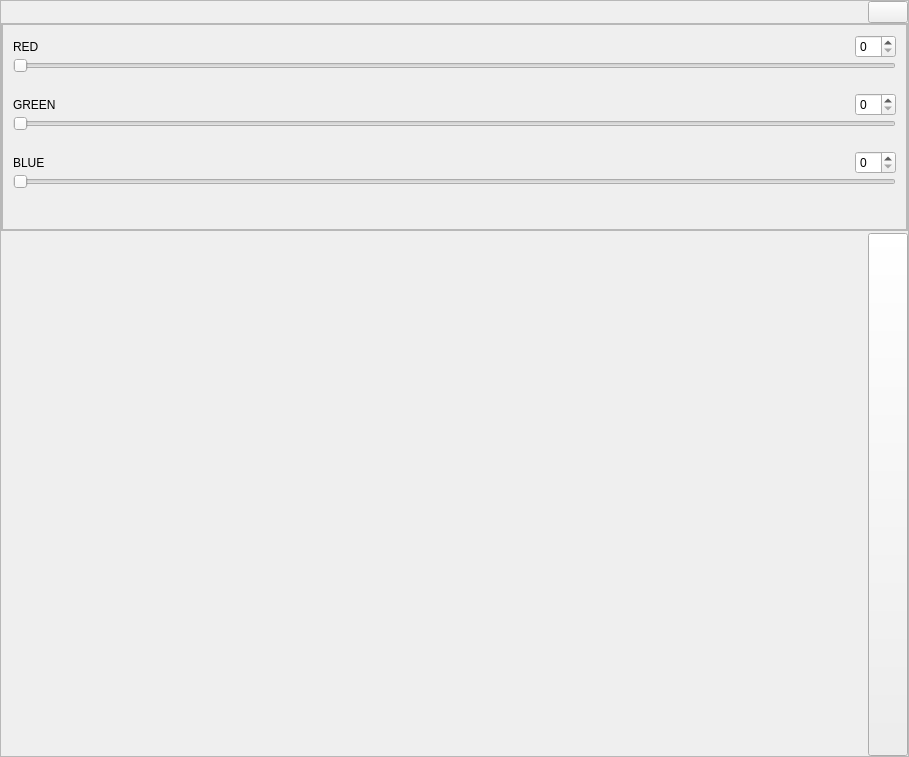
The window that src/gui/dlg.ui (LaM0uette/PySide6_Blank_Project_demo) describes before a commit, drawn with Qt 5.
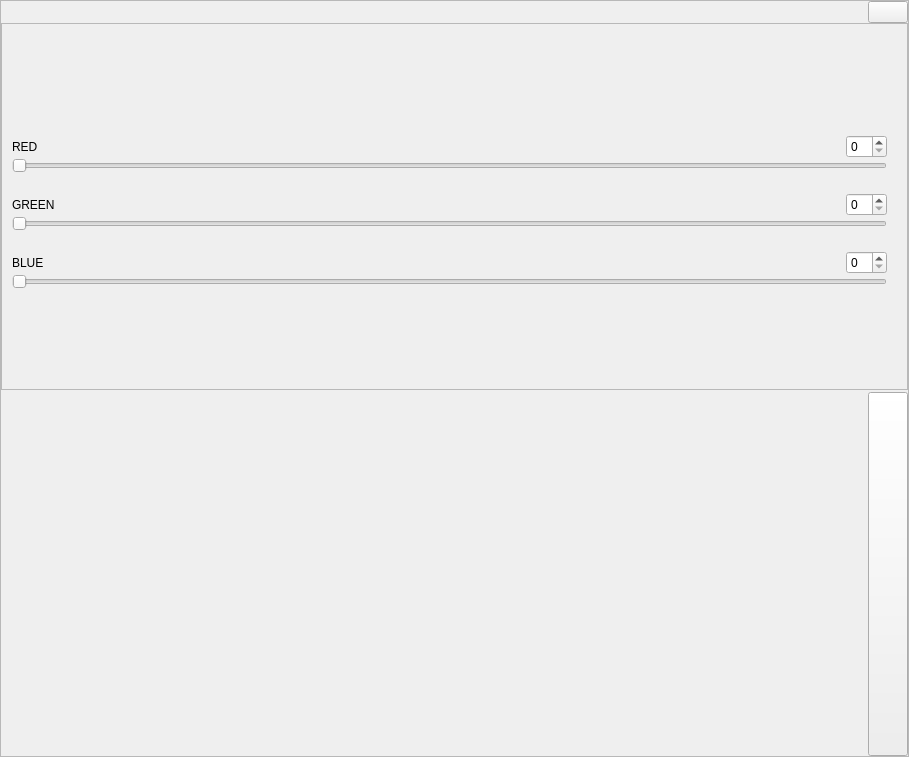
The same window after the commit.

Diff of the .ui file:
```diff
--- a/src/gui/dlg.ui
+++ b/src/gui/dlg.ui
@@ -1222,12 +1222,6 @@
           </property>
           <item>
            <widget class="QScrollArea" name="sca_colors">
-            <property name="sizePolicy">
-             <sizepolicy hsizetype="Preferred" vsizetype="Preferred">
-              <horstretch>0</horstretch>
-              <verstretch>0</verstretch>
-             </sizepolicy>
-            </property>
             <property name="widgetResizable">
              <bool>true</bool>
             </property>
@@ -1237,7 +1231,7 @@
                <x>0</x>
                <y>0</y>
                <width>905</width>
-               <height>226</height>
+               <height>364</height>
               </rect>
              </property>
              <layout class="QHBoxLayout" name="hlay_sca_area_colors">
@@ -1245,18 +1239,23 @@
                <number>10</number>
               </property>
               <property name="leftMargin">
-               <number>0</number>
+               <number>10</number>
               </property>
               <property name="topMargin">
-               <number>0</number>
+               <number>10</number>
               </property>
               <property name="rightMargin">
-               <number>0</number>
+               <number>10</number>
               </property>
               <property name="bottomMargin">
                <number>0</number>
               </property>
               <item>
+               <layout class="QGridLayout" name="glay_sca_area_colors">
+                <property name="spacing">
+                 <number>0</number>
+                </property>
+                <item row="1" column="4" rowspan="9">
                <widget class="QFrame" name="fr_opt_rgb_rgb">
                 <property name="frameShape">
                  <enum>QFrame::StyledPanel</enum>
@@ -1264,55 +1263,49 @@
                 <property name="frameShadow">
                  <enum>QFrame::Raised</enum>
                 </property>
-                <layout class="QVBoxLayout" name="vlay_fr_opt_rgb_rgb">
-                 <property name="spacing">
-                  <number>0</number>
-                 </property>
-                 <property name="leftMargin">
-                  <number>10</number>
-                 </property>
-                 <property name="topMargin">
-                  <number>10</number>
-                 </property>
-                 <property name="rightMargin">
-                  <number>10</number>
-                 </property>
-                 <property name="bottomMargin">
-                  <number>0</number>
-                 </property>
-                 <item>
-                  <layout class="QGridLayout" name="glay_sca_area_colors">
-                   <property name="spacing">
-                    <number>0</number>
-                   </property>
-                   <item row="4" column="2">
+                 </widget>
+                </item>
+                <item row="10" column="0" colspan="5">
+                 <spacer name="verticalSpacer_11">
+                  <property name="orientation">
+                   <enum>Qt::Vertical</enum>
+                  </property>
+                  <property name="sizeHint" stdset="0">
+                   <size>
+                    <width>20</width>
+                    <height>40</height>
+                   </size>
+                  </property>
+                 </spacer>
+                </item>
+                <item row="5" column="2">
                     <widget class="QSpinBox" name="sb_opt_rgb_green"/>
                    </item>
-                   <item row="4" column="0">
+                <item row="5" column="0">
                     <widget class="QLabel" name="lb_opt_rgb_green">
                      <property name="text">
                       <string>GREEN</string>
                      </property>
                     </widget>
                    </item>
-                   <item row="7" column="0">
+                <item row="8" column="0">
                     <widget class="QLabel" name="lb_opt_rgb_blue">
                      <property name="text">
                       <string>BLUE</string>
                      </property>
                     </widget>
                    </item>
-                   <item row="7" column="2">
+                <item row="8" column="2">
                     <widget class="QSpinBox" name="sb_opt_rgb_blue"/>
                    </item>
-                   <item row="0" column="0">
+                <item row="1" column="0">
                     <widget class="QLabel" name="lb_opt_rgb_red">
                      <property name="text">
                       <string>RED</string>
                      </property>
                     </widget>
                    </item>
-                   <item row="7" column="1">
+                <item row="8" column="1">
                     <spacer name="horizontalSpacer_12">
                      <property name="orientation">
                       <enum>Qt::Horizontal</enum>
@@ -1325,24 +1318,24 @@
                      </property>
                     </spacer>
                    </item>
-                   <item row="1" column="0" colspan="3">
+                <item row="2" column="0" colspan="3">
                     <widget class="QSlider" name="sd_opt_rgb_red">
                      <property name="orientation">
                       <enum>Qt::Horizontal</enum>
                      </property>
                     </widget>
                    </item>
-                   <item row="5" column="0" colspan="3">
+                <item row="6" column="0" colspan="3">
                     <widget class="QSlider" name="sd_opt_rgb_green">
                      <property name="orientation">
                       <enum>Qt::Horizontal</enum>
                      </property>
                     </widget>
                    </item>
-                   <item row="0" column="2">
+                <item row="1" column="2">
                     <widget class="QSpinBox" name="sb_opt_rgb_red"/>
                    </item>
-                   <item row="6" column="0" colspan="3">
+                <item row="7" column="0" colspan="3">
                     <spacer name="verticalSpacer_12">
                      <property name="orientation">
                       <enum>Qt::Vertical</enum>
@@ -1358,14 +1351,14 @@
                      </property>
                     </spacer>
                    </item>
-                   <item row="8" column="0" colspan="3">
+                <item row="9" column="0" colspan="3">
                     <widget class="QSlider" name="sd_opt_rgb_blue">
                      <property name="orientation">
                       <enum>Qt::Horizontal</enum>
                      </property>
                     </widget>
                    </item>
-                   <item row="2" column="0" colspan="3">
+                <item row="3" column="0" colspan="3">
                     <spacer name="verticalSpacer_13">
                      <property name="orientation">
                       <enum>Qt::Vertical</enum>
@@ -1381,7 +1374,7 @@
                      </property>
                     </spacer>
                    </item>
-                   <item row="4" column="1">
+                <item row="5" column="1">
                     <spacer name="horizontalSpacer_11">
                      <property name="orientation">
                       <enum>Qt::Horizontal</enum>
@@ -1394,20 +1387,7 @@
                      </property>
                     </spacer>
                    </item>
-                   <item row="9" column="0" colspan="3">
-                    <spacer name="verticalSpacer_11">
-                     <property name="orientation">
-                      <enum>Qt::Vertical</enum>
-                     </property>
-                     <property name="sizeHint" stdset="0">
-                      <size>
-                       <width>20</width>
-                       <height>40</height>
-                      </size>
-                     </property>
-                    </spacer>
-                   </item>
-                   <item row="0" column="1">
+                <item row="1" column="1">
                     <spacer name="horizontalSpacer_10">
                      <property name="orientation">
                       <enum>Qt::Horizontal</enum>
@@ -1420,10 +1400,36 @@
                      </property>
                     </spacer>
                    </item>
-                  </layout>
-                 </item>
-                </layout>
-               </widget>
+                <item row="5" column="3">
+                 <spacer name="horizontalSpacer_13">
+                  <property name="orientation">
+                   <enum>Qt::Horizontal</enum>
+                  </property>
+                  <property name="sizeType">
+                   <enum>QSizePolicy::Fixed</enum>
+                  </property>
+                  <property name="sizeHint" stdset="0">
+                   <size>
+                    <width>10</width>
+                    <height>20</height>
+                   </size>
+                  </property>
+                 </spacer>
+                </item>
+                <item row="0" column="0" colspan="4">
+                 <spacer name="verticalSpacer_14">
+                  <property name="orientation">
+                   <enum>Qt::Vertical</enum>
+                  </property>
+                  <property name="sizeHint" stdset="0">
+                   <size>
+                    <width>20</width>
+                    <height>40</height>
+                   </size>
+                  </property>
+                 </spacer>
+                </item>
+               </layout>
               </item>
              </layout>
             </widget>
```
Lines whose indentation alone changed are shown as unchanged.
